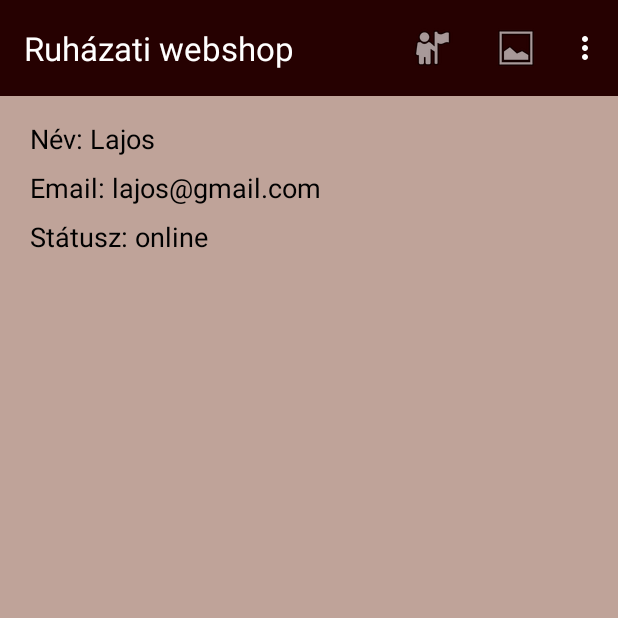
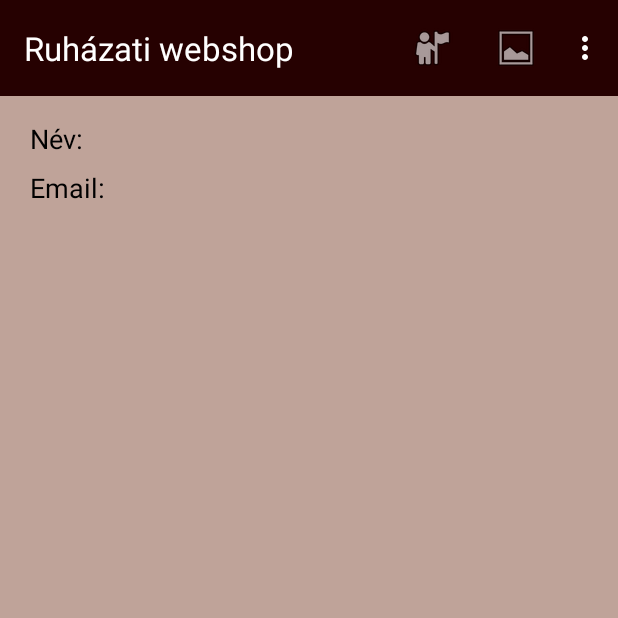
Before and after one commit to Depphead18/ruhazati_alkalmazas, an Android app: the ProfilActivity screen opened directly, with no data from a screen before it, on a phone screen of 412 x 824 dp, the top half of it. Run offline under Robolectric (Android 15) with nearby library versions, the phone set to English and light mode, and no system bars; our stand-ins replace Firebase (no records; nobody signed in at launch, a user with empty details on screens opened directly).

Commit message:
profil és reg

```diff
--- a/app/src/main/java/com/example/ruhzatiwebshop/ProfilActivity.java
+++ b/app/src/main/java/com/example/ruhzatiwebshop/ProfilActivity.java
@@ -1,12 +1,29 @@
 package com.example.ruhzatiwebshop;
 
 import android.os.Bundle;
+import android.util.Log;
+import android.widget.TextView;
+import android.widget.Toast;
 
 import androidx.core.graphics.Insets;
 import androidx.core.view.ViewCompat;
 import androidx.core.view.WindowInsetsCompat;
 
+import com.google.firebase.auth.FirebaseAuth;
+import com.google.firebase.auth.FirebaseUser;
+import com.google.firebase.firestore.DocumentSnapshot;
+import com.google.firebase.firestore.FirebaseFirestore;
+
 public class ProfilActivity extends BaseActivity {
+
+    private static final String LOG_TAG = ProfilActivity.class.getName();
+
+    private TextView textViewUsername;
+    private TextView textViewEmail;
+
+    private FirebaseAuth mAuth;
+    private FirebaseFirestore db;
+
     @Override
     protected void onCreate(Bundle savedInstanceState) {
         super.onCreate(savedInstanceState);
@@ -19,5 +36,37 @@ public class ProfilActivity extends BaseActivity {
         });
 
         setupToolbar();
+
+        textViewUsername = findViewById(R.id.textViewUsername);
+        textViewEmail = findViewById(R.id.textViewEmail);
+
+        mAuth = FirebaseAuth.getInstance();
+        db = FirebaseFirestore.getInstance();
+
+        FirebaseUser currentUser = mAuth.getCurrentUser();
+
+        if (currentUser != null) {
+            String uid = currentUser.getUid();
+            db.collection("felhasznalok").document(uid).get()
+                    .addOnSuccessListener(documentSnapshot -> {
+                        if (documentSnapshot.exists()) {
+                            String nev = documentSnapshot.getString("nev");
+                            String email = documentSnapshot.getString("email");
+
+                            textViewUsername.setText("Név: " + nev);
+                            textViewEmail.setText("Email: " + email);
+                        } else {
+                            Log.d(LOG_TAG, "A felhasználói dokumentum nem létezik.");
+                            Toast.makeText(this, "Nem található a felhasználói adat!", Toast.LENGTH_SHORT).show();
+                        }
+                    })
+                    .addOnFailureListener(e -> {
+                        Log.e(LOG_TAG, "Hiba a felhasználó adatainak lekérdezésekor", e);
+                        Toast.makeText(this, "Hiba történt az adatok lekérdezésekor!", Toast.LENGTH_SHORT).show();
+                    });
+        } else {
+            Toast.makeText(this, "Nincs bejelentkezett felhasználó", Toast.LENGTH_SHORT).show();
+            Log.d(LOG_TAG, "Nincs bejelentkezett felhasználó.");
+        }
     }
 }
--- a/app/src/main/res/layout/activity_profil.xml
+++ b/app/src/main/res/layout/activity_profil.xml
@@ -24,7 +24,7 @@
         android:id="@+id/textViewUsername"
         android:layout_width="wrap_content"
         android:layout_height="wrap_content"
-        android:text="Név: Lajos"
+        android:text="Név: "
         android:textSize="18sp"
         app:layout_constraintTop_toBottomOf="@+id/toolbar"
         app:layout_constraintStart_toStartOf="parent"
@@ -36,7 +36,7 @@
         android:id="@+id/textViewEmail"
         android:layout_width="wrap_content"
         android:layout_height="wrap_content"
-        android:text="Email: lajos@gmail.com"
+        android:text="Email: "
         android:textSize="18sp"
         app:layout_constraintTop_toBottomOf="@+id/textViewUsername"
         app:layout_constraintStart_toStartOf="parent"
@@ -44,16 +44,4 @@
         android:layout_marginStart="20dp"
         android:textColor="@color/black"/>
 
-    <TextView
-        android:id="@+id/textViewStatus"
-        android:layout_width="wrap_content"
-        android:layout_height="wrap_content"
-        android:text="Státusz: online"
-        android:textSize="18sp"
-        android:textColor="@color/black"
-        app:layout_constraintTop_toBottomOf="@+id/textViewEmail"
-        app:layout_constraintStart_toStartOf="parent"
-        android:layout_marginTop="8dp"
-        android:layout_marginStart="20dp"/>
-
 </androidx.constraintlayout.widget.ConstraintLayout>
```
Also changed, not shown: app/src/main/java/com/example/ruhzatiwebshop/RegisztracioActivity.java (+24 -10 lines).
